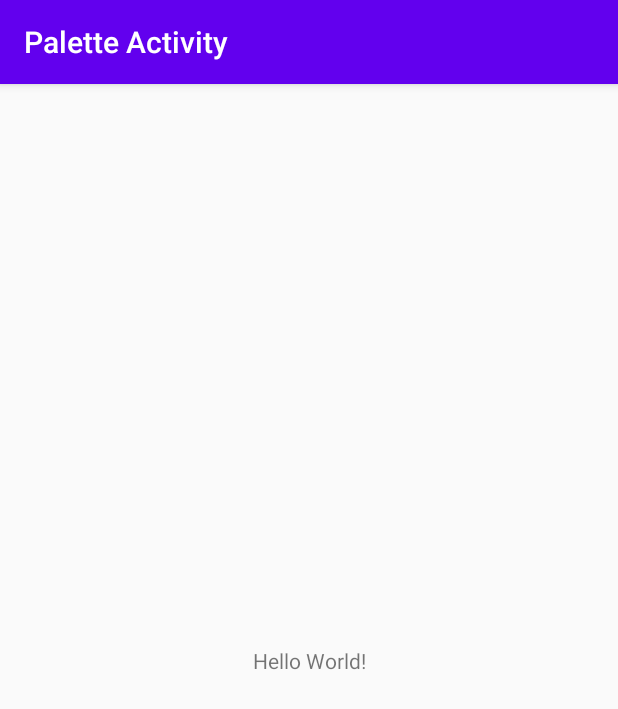
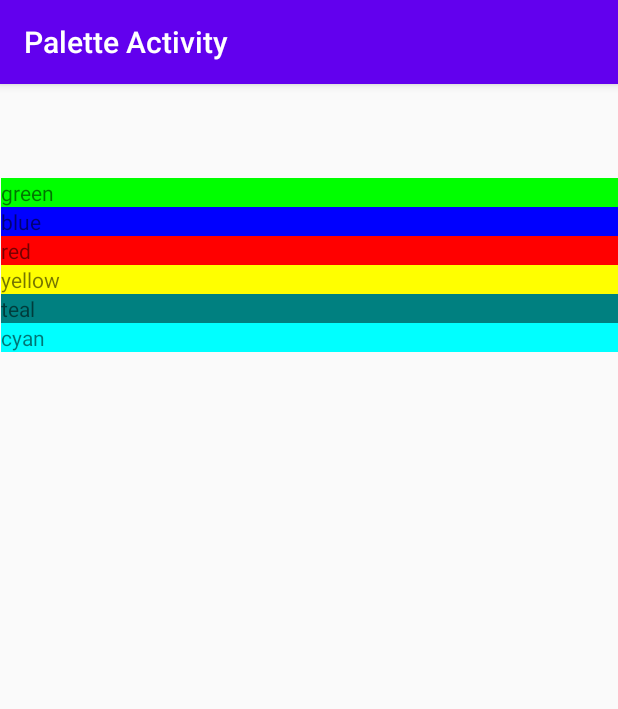
Before and after one commit to Terence21/Lab4-Grid, an Android app: the screen it shows after launch (PaletteActivity), on a phone screen of 412 x 824 dp. Shown: the top 709 px of the screen. Run offline under Robolectric (Android 15) with nearby library versions, the phone set to English and light mode, and no system bars.

Commit message:
created a color adapter and created gridView in activity main

```diff
--- /dev/null
+++ b/app/src/main/java/temple/edu/gridassignment/ColorAdapter.java
@@ -0,0 +1,50 @@
+package temple.edu.gridassignment;
+
+import android.content.Context;
+import android.graphics.Color;
+import android.view.View;
+import android.view.ViewGroup;
+import android.widget.BaseAdapter;
+import android.widget.TextView;
+
+import java.util.ArrayList;
+
+public class ColorAdapter extends BaseAdapter {
+
+    private final ArrayList<String> colors;
+    private final Context context;
+    public ColorAdapter(Context context, ArrayList<String> colors){
+        this.context = context;
+        this.colors = colors;
+    }
+    @Override
+    public int getCount() {
+        return colors.size();
+    }
+
+    @Override
+    public Object getItem(int position) {
+        return colors.get(position);
+    }
+
+    @Override
+    public long getItemId(int position) {
+        return 0;
+    }
+
+    @Override
+    public View getView(int position, View convertView, ViewGroup parent) {
+        TextView textView;
+
+        if (convertView == null){
+            textView = new TextView(this.context);
+        } else{
+            textView = (TextView) convertView;
+        }
+
+        textView.setText(colors.get(position));
+        textView.setBackgroundColor(Color.parseColor(colors.get(position)));
+
+        return textView;
+    }
+}
--- a/app/src/main/java/temple/edu/gridassignment/PaletteActivity.java
+++ b/app/src/main/java/temple/edu/gridassignment/PaletteActivity.java
@@ -1,7 +1,11 @@
 package temple.edu.gridassignment;
 
+import android.widget.BaseAdapter;
+import android.widget.GridView;
 import androidx.appcompat.app.AppCompatActivity;
 import android.os.Bundle;
+
+import java.util.ArrayList;
 
 public class PaletteActivity extends AppCompatActivity {
 
@@ -10,5 +14,19 @@ public class PaletteActivity extends AppCompatActivity {
         super.onCreate(savedInstanceState);
         setContentView(R.layout.activity_main);
         this.setTitle(R.string.name_Palette_activity);
+
+        ArrayList<String> colors = new ArrayList<>();
+        colors.add("green");
+        colors.add("blue");
+        colors.add("red");
+        colors.add("yellow");
+        colors.add("teal");
+        colors.add("cyan");
+
+        GridView grid = findViewById(R.id._ColorGrid);
+        grid.setColumnWidth(3);
+
+        BaseAdapter adapter = new ColorAdapter(this,colors);
+        grid.setAdapter(adapter);
     }
 }
--- a/app/src/main/res/layout/activity_main.xml
+++ b/app/src/main/res/layout/activity_main.xml
@@ -6,13 +6,11 @@
         android:layout_width="match_parent"
         android:layout_height="match_parent"
         tools:context=".PaletteActivity">
-    <TextView
-            android:layout_width="wrap_content"
-            android:layout_height="wrap_content"
-            android:text="Hello World!"
-            app:layout_constraintBottom_toBottomOf="parent"
-            app:layout_constraintLeft_toLeftOf="parent"
-            app:layout_constraintRight_toRightOf="parent"
-            app:layout_constraintTop_toTopOf="parent"/>
-
+    <GridView
+            android:layout_width="411dp"
+            android:layout_height="396dp"
+            app:layout_constraintTop_toTopOf="parent" android:layout_marginTop="44dp"
+            app:layout_constraintEnd_toEndOf="parent" app:layout_constraintStart_toStartOf="parent"
+            app:layout_constraintBottom_toBottomOf="parent" android:layout_marginBottom="291dp"
+            android:id="@+id/_ColorGrid"/>
 </androidx.constraintlayout.widget.ConstraintLayout>
```
